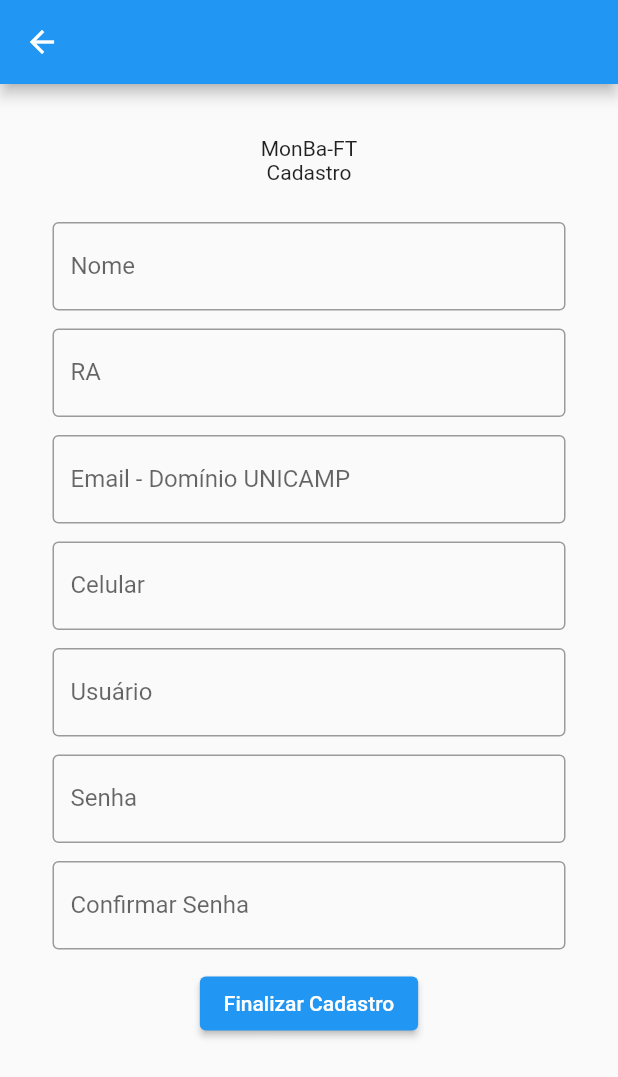
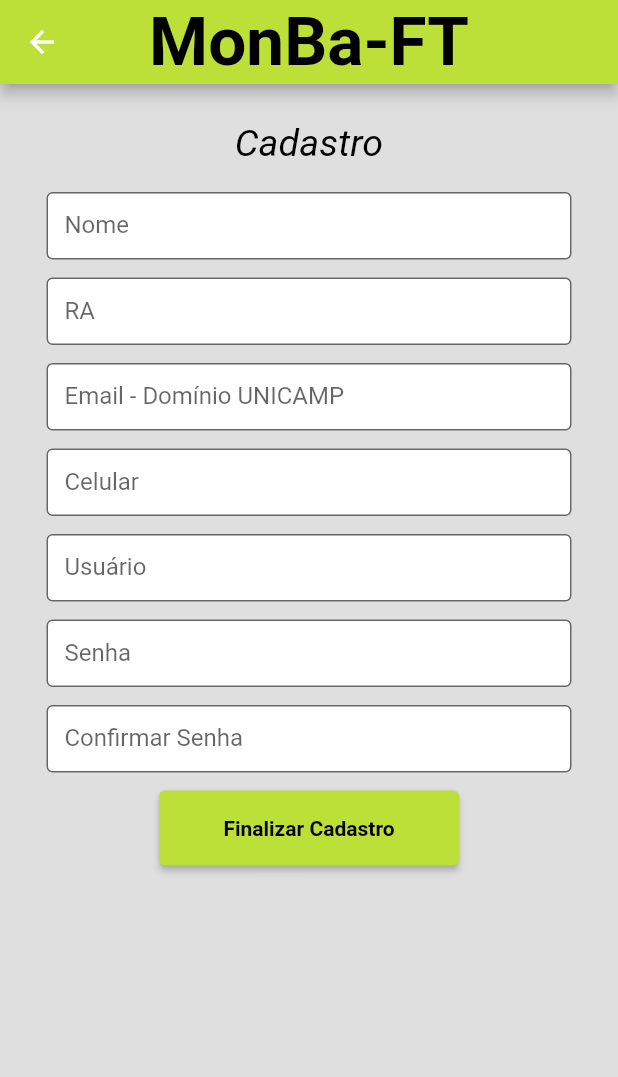
Before and after one commit to arthurgconti/MonBa-FT, a Flutter app: the screen it shows after launch, after a tap on "Cadastrar-se", on a phone screen of 412 x 824 dp. Shown: the top 1077 px of the screen. Run offline on Flutter 3.47's test engine with Material 2 defaults, Android fonts, the phone set to English and light mode, and no system bars; our stand-ins replace google_fonts.

Commit message:
login|signup|home screens a little more beautiful

```diff
--- a/lib/views/cadastro.dart
+++ b/lib/views/cadastro.dart
@@ -8,78 +8,152 @@ class CadastroScreen extends StatelessWidget {
     final GlobalKey<FormState> _formKey = GlobalKey<FormState>();
 
     return Scaffold(
-      appBar: AppBar(),
+      appBar: AppBar(
+          backgroundColor: Color.fromARGB(255, 189, 224, 56),
+          centerTitle: true,
+          title: Text(
+            'MonBa-FT',
+            style: TextStyle(fontWeight: FontWeight.bold,
+            color: Colors.black,
+            fontSize: 45,
+            ),
+          )
+      ),
+      backgroundColor: Color.fromARGB(255, 223, 223, 223),
       body: Container(
-        padding: const EdgeInsets.all(35),
+        padding: const EdgeInsets.all(25),
         child: Center(
             child: Column(
           children: [
-            const Text('MonBa-FT'),
-            const Text('Cadastro'),
+            const Text('Cadastro',
+              style: TextStyle(
+                color: Colors.black,
+                fontSize: 25,
+                fontStyle: FontStyle.italic,
+              ),
+            ),
             Form(
                 key: _formKey,
                 child: Column(
                   children: <Widget>[
-                    SizedBox(height: 25.0),
-                    TextFormField(
+                    SizedBox(height: 18.0),
+                    SizedBox(
+                      width: 350,
+                      height: 45,
+                      child: TextFormField(
                         decoration: const InputDecoration(
+                          fillColor: Colors.white,
+                          filled: true,
                           labelText: 'Nome',
                           border: OutlineInputBorder(),
                         ),
                       ),
+                    ),
                     SizedBox(height: 12.0),
-                    TextFormField(
+                    SizedBox(
+                      width: 350,
+                      height: 45,
+                      child: TextFormField(
                         decoration: const InputDecoration(
+                          fillColor: Colors.white,
+                          filled: true,
                           labelText: 'RA',
                           border: OutlineInputBorder(),
                         ),
                       ),
+                    ),
                     SizedBox(height: 12.0),
+                    SizedBox(
+                      width: 350,
+                      height: 45,
+                      child:
                       TextFormField(
                         decoration: const InputDecoration(
+                          fillColor: Colors.white,
+                          filled: true,
                           labelText: 'Email - Domínio UNICAMP',
                           border: OutlineInputBorder(),
                         ),
                       ),
+                    ),
                     SizedBox(height: 12.0),
+                    SizedBox(
+                      width: 350,
+                      height: 45,
+                      child:
                         TextFormField(
                           decoration: const InputDecoration(
+                            fillColor: Colors.white,
+                            filled: true,
                             labelText: 'Celular',
                             border: OutlineInputBorder(),
                           ),
                         ),
+                      ),
                     SizedBox(height: 12.0),
+                    SizedBox(
+                      width: 350,
+                      height: 45,
+                      child:
                         TextFormField(
                           decoration: const InputDecoration(
+                            fillColor: Colors.white,
+                            filled: true,
                             labelText: 'Usuário',
                             border: OutlineInputBorder(),
                           ),
                         ),
+                    ),
                     SizedBox(height: 12.0),
+                    SizedBox(
+                      width: 350,
+                      height: 45,
+                      child:
                         TextFormField(
                           obscureText: true,
                           decoration: const InputDecoration(
+                            fillColor: Colors.white,
+                            filled: true,
                             labelText: 'Senha',
                             border: OutlineInputBorder(),
                           ),
                         ),
+                      ),
                     SizedBox(height: 12.0),
+                    SizedBox(
+                      width: 350,
+                      height: 45,
+                      child:
                         TextFormField(
                           obscureText: true,
                           decoration: const InputDecoration(
+                            fillColor: Colors.white,
+                            filled: true,
                             labelText: 'Confirmar Senha',
                             border: OutlineInputBorder(),
                           ),
                         ),
+                      ),
                     SizedBox(height: 12.0),
                     ElevatedButton(
+                      style: ElevatedButton.styleFrom(
+                        primary: Color.fromARGB(255, 189, 224, 56),
+                        shadowColor: Color.fromARGB(255, 0, 0, 0),
+                        minimumSize: const Size(200, 50),
+                        maximumSize: const Size(200, 50),
+                      ),
                       onPressed: () => {
                         Navigator.push(
                             context,
                             MaterialPageRoute(
                                 builder: (context) => LoginScreen()))
                       },
-                      child: const Text('Finalizar Cadastro'),
+                      child: const Text('Finalizar Cadastro',
+                        style: TextStyle(
+                          fontWeight: FontWeight.bold,
+                          color: Colors.black
+                        ),
+                      ),
                     ),
                   ],
                 ))
--- a/lib/views/home.dart
+++ b/lib/views/home.dart
@@ -104,13 +104,33 @@ class _HomeScreenState extends State<HomeScreen> {
   @override
   Widget build(BuildContext context) {
     return Scaffold(
-        appBar: AppBar(backgroundColor: Color(0xff818274)),
+        appBar: AppBar(
+          backgroundColor: Color.fromARGB(255, 189, 224, 56),
+          centerTitle: true,
+          title: Text(
+            'MonBa-FT  |  HOME',
+            style: TextStyle(fontWeight: FontWeight.bold,
+            color: Colors.black,
+            fontSize: 32,
+            ),
+          )
+        ),
+        backgroundColor: Color.fromARGB(255, 223, 223, 223),
         body: Container(
+
             child: Column(
           children: [
-            const Text('Banheiros'),
+            SizedBox(height: 25.0),
+            const Text('Banheiros',
+              style: TextStyle(
+                color: Colors.black,
+                fontSize: 25,
+              ),
+            ),
+            SizedBox(height: 25.0),
             Row(
               children: [
+
                 customRadioButton(
                     1,
                     const Icon(
@@ -137,9 +157,12 @@ class _HomeScreenState extends State<HomeScreen> {
                 bathroomImagesButton('assets/images/banheiro.jpg',
                     'assets/images/banheiro.jpg', context,
                     nameBath1: 'Bandeco', nameBath2: 'Biblioteca')
+
               ],
               mainAxisAlignment: MainAxisAlignment.center,
-            )
+
+            ),
+
           ],
         )));
   }
--- a/lib/views/login.dart
+++ b/lib/views/login.dart
@@ -1,4 +1,5 @@
 import 'package:flutter/material.dart';
+import 'package:google_fonts/google_fonts.dart';
 import 'package:monba_ft/views/home.dart';
 
 import 'cadastro.dart';
@@ -9,33 +10,68 @@ class LoginScreen extends StatelessWidget {
     final GlobalKey<FormState> _formKey = GlobalKey<FormState>();
 
     return Scaffold(
+      backgroundColor: Color.fromARGB(255, 223, 223, 223),
       body: Container(
         padding: const EdgeInsets.all(35),
         child: Center(
             child: Column(
           children: [
-            const Text('MonBa-FT'),
-            const Text('Seja bem-vindo'),
+            const Text('MonBa-FT',
+              style: TextStyle(
+                fontWeight: FontWeight.bold,
+                fontSize: 80,
+              )
+            ),
+            const Text('Seja bem-vindo',
+              style: TextStyle(
+                fontSize: 20,
+                fontStyle: FontStyle.italic,
+              ),
+            ),
             Form(
                 key: _formKey,
                 child: Column(
                   children: <Widget>[
                     SizedBox(height: 45.0),
-                    TextFormField(
-                      decoration: const InputDecoration(
-                          labelText: 'Usuário', border: OutlineInputBorder()),
+                    SizedBox(
+                      width: 350,
+                      child:
+                        TextFormField(
+                          decoration: const InputDecoration(
+                            fillColor: Colors.white,
+                            filled: true,
+                              labelText: 'Usuário', border: OutlineInputBorder(
+                                borderRadius: BorderRadius.all(Radius.circular(20.0)),
+                                borderSide: BorderSide(color: Colors.white),
+
+                              )
+                          ),
+                        ),
                     ),
                     SizedBox(height: 25.0),
-                    TextFormField(
-                      obscureText: true,
-                      decoration: const InputDecoration(
-                          labelText: 'Senha', border: OutlineInputBorder()),
+                    SizedBox(
+                      width: 350,
+                      child:
+                        TextFormField(
+                          obscureText: true,
+                          decoration: const InputDecoration(
+                            fillColor: Colors.white,
+                            filled: true,
+                              labelText: 'Senha',
+                              border: OutlineInputBorder(
+                                borderRadius: BorderRadius.all(Radius.circular(20.0)),
+                                borderSide: BorderSide(color: Colors.white),
+                              )
+                          ),
+                        ),
                     ),
                     SizedBox(height: 45.0),
                     ElevatedButton(
                         style: ElevatedButton.styleFrom(
-                          minimumSize: const Size(200, 50),
-                          maximumSize: const Size(200, 50),
+                          primary: Color.fromARGB(255, 189, 224, 56),
+                          shadowColor: Color.fromARGB(255, 0, 0, 0),
+                          minimumSize: const Size(180, 50),
+                          maximumSize: const Size(180, 50),
                         ),
                         onPressed: () => {
                               Navigator.push(
@@ -43,13 +79,21 @@ class LoginScreen extends StatelessWidget {
                                   MaterialPageRoute(
                                       builder: (context) => const HomeScreen()))
                             },
-                        child: const Text('Conectar-se')),
-                    SizedBox(height: 25.0),
+                        child: const Text('Conectar-se',
+                          style: TextStyle(
+                            fontWeight: FontWeight.bold,
+                            color: Colors.black,
+                          ),
+                        )
+                        ),
+                    SizedBox(height: 12.0),
                     ElevatedButton(
                       style: ElevatedButton.styleFrom(
-
-                          minimumSize: const Size(200, 50),
-                          maximumSize: const Size(200, 50),
+                          primary: Color.fromARGB(255, 255, 255, 255),
+                          shadowColor: Color.fromARGB(255, 0, 0, 0),
+                          side: BorderSide(color: Color.fromARGB(255, 189, 224, 56), width: 2),
+                          minimumSize: const Size(180, 50),
+                          maximumSize: const Size(180, 50),
                         ),
                         onPressed: () => {
                               Navigator.push(
@@ -57,7 +101,13 @@ class LoginScreen extends StatelessWidget {
                                   MaterialPageRoute(
                                       builder: (context) => CadastroScreen()))
                             },
-                        child: const Text('Cadastrar-se')),
+                        child: const Text('Cadastrar-se',
+                          style: TextStyle(
+                            fontWeight: FontWeight.bold,
+                            color: Colors.black
+                          ),
+                        )
+                        ),
                   ],
                 ))
           ],
--- a/pubspec.yaml
+++ b/pubspec.yaml
@@ -34,6 +34,7 @@ dependencies:
   # The following adds the Cupertino Icons font to your application.
   # Use with the CupertinoIcons class for iOS style icons.
   cupertino_icons: ^1.0.2
+  google_fonts: ^2.0.0
 
 dev_dependencies:
   flutter_test:
```
Also changed, not shown: pubspec.lock. Lines whose indentation alone changed are shown as unchanged.
